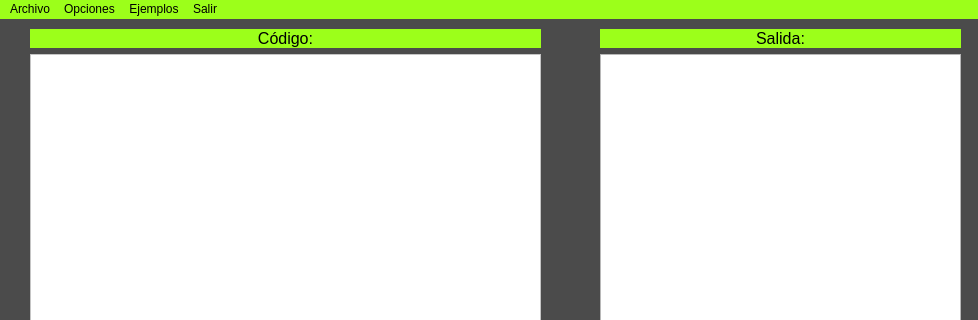
SebastianGranadosBarrantes/Proyecto-Paradigmas, file IDEview.ui: the form before one commit; both pictures show x 0 to 978 and y 0 to 320 of the 978 by 657 pixel window.
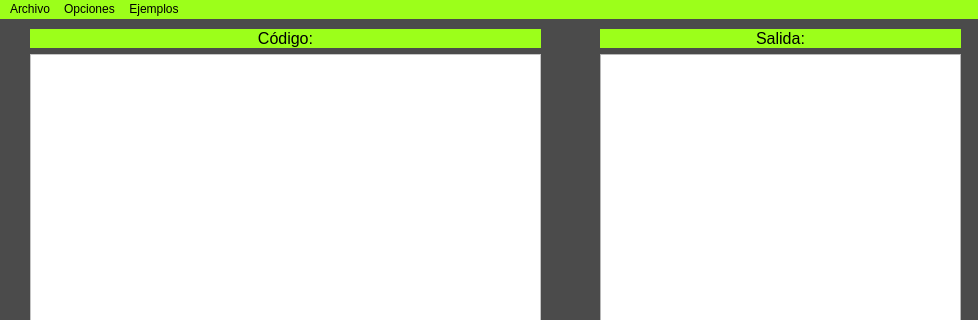
The form after the commit.

What changed in the file:
```diff
--- a/IDEview.ui
+++ b/IDEview.ui
@@ -242,16 +242,14 @@
     <addaction name="separator"/>
     <addaction name="AFCondicionalesAnidados"/>
     <addaction name="separator"/>
-   </widget>
-   <widget class="QMenu" name="QMSalir">
-    <property name="title">
-     <string>Salir</string>
-    </property>
+    <addaction name="AFCicloWhile"/>
+    <addaction name="separator"/>
+    <addaction name="AFCicloFor"/>
+    <addaction name="separator"/>
    </widget>
    <addaction name="menuNuevo"/>
    <addaction name="menuOpciones"/>
    <addaction name="menuEjemplos"/>
-   <addaction name="QMSalir"/>
   </widget>
   <widget class="QStatusBar" name="statusbar"/>
   <action name="actionAbrir">
```
Left out of the diff: 10 changed lines with no effect on the pictures.
